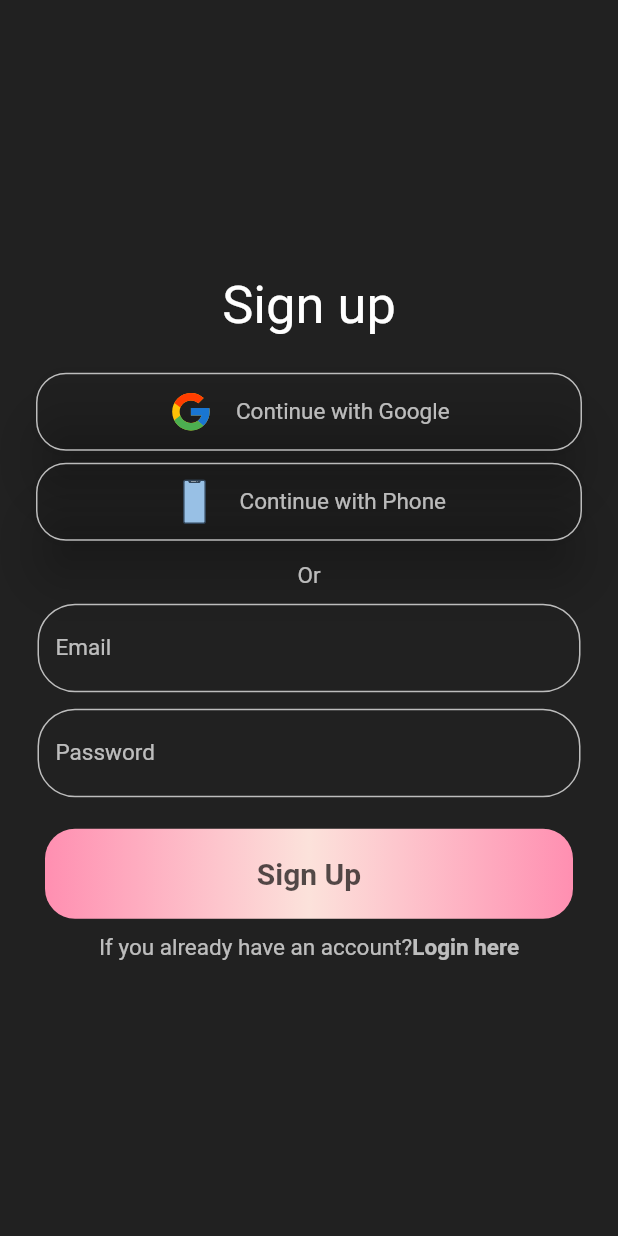
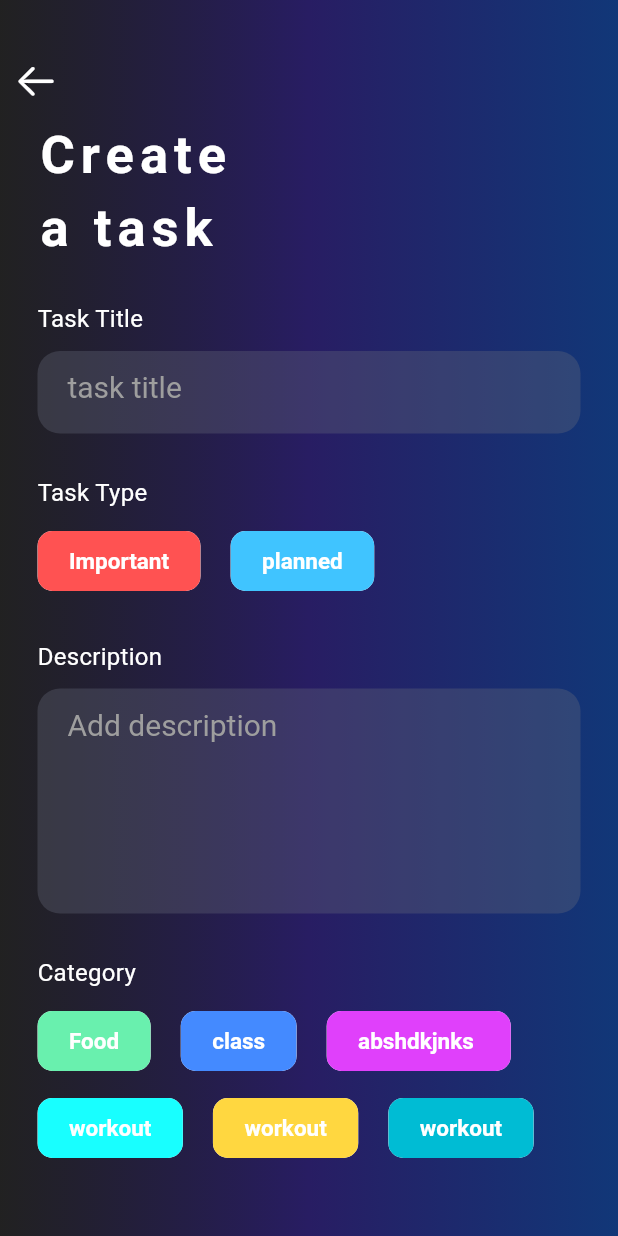
Before and after one commit to ayush-1601/todo-app, a Flutter app: the screen it shows after launch, on a phone screen of 412 x 824 dp. Run offline on Flutter 3.47's test engine with Material 2 defaults, Android fonts, the phone set to English and light mode, and no system bars; our stand-ins replace firebase_auth, firebase_core, flutter_secure_storage, flutter_svg, google_sign_in, otp_text_field; accounts and stored records are empty.

Commit message:
created task pages(2)

```diff
--- a/lib/main.dart
+++ b/lib/main.dart
@@ -1,5 +1,6 @@
 import 'package:firebase_core/firebase_core.dart';
 import 'package:flutter/material.dart';
+import 'package:flutter_todo/pages/addTodoPage.dart';
 import 'package:flutter_todo/pages/home_page.dart';
 import 'package:flutter_todo/pages/signup_page.dart';
 import 'package:flutter_todo/pages/signin_page.dart';
@@ -44,6 +45,6 @@ class _MyAppState extends State<MyApp> {
   // This widget is the root of your application.
   @override
   Widget build(BuildContext context) {
-    return currentPage;
+    return AddTodoPage();
   }
 }
--- /dev/null
+++ b/lib/pages/addTodoPage.dart
@@ -0,0 +1,209 @@
+import 'package:flutter/cupertino.dart';
+import 'package:flutter/material.dart';
+
+class AddTodoPage extends StatefulWidget {
+  const AddTodoPage({super.key});
+
+  @override
+  State<AddTodoPage> createState() => _AddTodoPageState();
+}
+
+class _AddTodoPageState extends State<AddTodoPage> {
+  @override
+  Widget build(BuildContext context) {
+    return Scaffold(
+      body: Container(
+        height: MediaQuery.of(context).size.height,
+        width: MediaQuery.of(context).size.width,
+        decoration: BoxDecoration(
+            gradient: LinearGradient(colors: [
+          Colors.black87,
+          Color.fromARGB(255, 40, 29, 99),
+          Color.fromARGB(255, 17, 55, 120)
+        ])),
+        child: SingleChildScrollView(
+          child: Column(
+            crossAxisAlignment: CrossAxisAlignment.start,
+            children: [
+              SizedBox(
+                height: 30,
+              ),
+              IconButton(
+                  onPressed: () {},
+                  icon: Icon(
+                    CupertinoIcons.arrow_left,
+                    color: Colors.white,
+                    size: 30,
+                  )),
+              Padding(
+                padding: EdgeInsets.symmetric(horizontal: 25, vertical: 5),
+                child: Column(
+                  crossAxisAlignment: CrossAxisAlignment.start,
+                  children: [
+                    Text("Create",
+                        style: TextStyle(
+                            fontSize: 35,
+                            color: Colors.white,
+                            fontWeight: FontWeight.bold,
+                            letterSpacing: 4)),
+                    SizedBox(
+                      height: 8,
+                    ),
+                    Text("a task",
+                        style: TextStyle(
+                            fontSize: 35,
+                            color: Colors.white,
+                            fontWeight: FontWeight.bold,
+                            letterSpacing: 4)),
+                    SizedBox(
+                      height: 30,
+                    ),
+                    label("Task Title"),
+                    SizedBox(
+                      height: 12,
+                    ),
+                    title(),
+                    SizedBox(
+                      height: 30,
+                    ),
+                    label("Task Type"),
+                    SizedBox(
+                      height: 12,
+                    ),
+                    Row(children: [
+                      chipData("Important", Colors.redAccent),
+                      SizedBox(
+                        width: 20,
+                      ),
+                      chipData("planned", Colors.lightBlueAccent),
+                    ]),
+                    SizedBox(
+                      height: 30,
+                    ),
+                    label("Description"),
+                    SizedBox(
+                      height: 12,
+                    ),
+                    description(),
+                    SizedBox(
+                      height: 30,
+                    ),
+                    label("Category"),
+                    SizedBox(
+                      height: 12,
+                    ),
+                    Wrap(runSpacing: 10, children: [
+                      chipData("Food", Colors.greenAccent),
+                      SizedBox(
+                        width: 20,
+                      ),
+                      chipData("class", Colors.blueAccent),
+                      SizedBox(
+                        width: 20,
+                      ),
+                      chipData("abshdkjnks ", Colors.purpleAccent),
+                      SizedBox(
+                        width: 20,
+                      ),
+                      chipData("workout", Colors.cyanAccent),
+                      SizedBox(
+                        width: 20,
+                      ),
+                      chipData("workout", Colors.amberAccent),
+                      SizedBox(
+                        width: 20,
+                      ),
+                      chipData("workout", Colors.cyan),
+                    ]),
+                    SizedBox(
+                      height: 50,
+                    ),
+                    button(),
+                    SizedBox(
+                      height: 30,
+                    )
+                  ],
+                ),
+              )
+            ],
+          ),
+        ),
+      ),
+    );
+  }
+
+  Widget button() {
+    return Container(
+      height: 55,
+      width: MediaQuery.of(context).size.width,
+      decoration: BoxDecoration(
+          borderRadius: BorderRadius.circular(15),
+          gradient:
+              LinearGradient(colors: [Colors.indigoAccent, Colors.pinkAccent])),
+      child: Center(
+        child: Text(
+          "Add Task",
+          style: TextStyle(
+              color: Colors.white, fontSize: 25, fontWeight: FontWeight.bold),
+        ),
+      ),
+    );
+  }
+
+  Widget description() {
+    return Container(
+      height: 150,
+      width: MediaQuery.of(context).size.width,
+      decoration: BoxDecoration(
+          color: Color.fromARGB(87, 102, 106, 122),
+          borderRadius: BorderRadius.circular(15)),
+      child: TextFormField(
+        style: TextStyle(color: Colors.grey, fontSize: 20),
+        maxLines: null,
+        decoration: InputDecoration(
+            border: InputBorder.none,
+            hintText: "Add description",
+            hintStyle: TextStyle(color: Colors.grey, fontSize: 20),
+            contentPadding: EdgeInsets.only(left: 20, right: 20)),
+      ),
+    );
+  }
+
+  Widget chipData(String label, Color colr) {
+    return Chip(
+      backgroundColor: colr,
+      shape: RoundedRectangleBorder(borderRadius: BorderRadius.circular(10)),
+      label: Text(
+        label,
+        style: TextStyle(
+            color: Colors.white, fontSize: 15, fontWeight: FontWeight.bold),
+      ),
+      labelPadding: EdgeInsets.symmetric(horizontal: 17, vertical: 4),
+    );
+  }
+
+  Widget title() {
+    return Container(
+      height: 55,
+      width: MediaQuery.of(context).size.width,
+      decoration: BoxDecoration(
+          color: Color.fromARGB(87, 102, 106, 122),
+          borderRadius: BorderRadius.circular(15)),
+      child: TextFormField(
+        style: TextStyle(color: Colors.grey, fontSize: 20),
+        decoration: InputDecoration(
+            border: InputBorder.none,
+            hintText: "task title",
+            hintStyle: TextStyle(color: Colors.grey, fontSize: 20),
+            contentPadding: EdgeInsets.only(left: 20, right: 20)),
+      ),
+    );
+  }
+
+  Widget label(String label) {
+    return Text(
+      label,
+      style: TextStyle(color: Colors.white, fontSize: 16, letterSpacing: 0.2),
+    );
+  }
+}
```
Also changed, not shown: lib/pages/home_page.dart (+153 -10 lines), lib/pages/todoCard.dart (added, +92 -0 lines).
